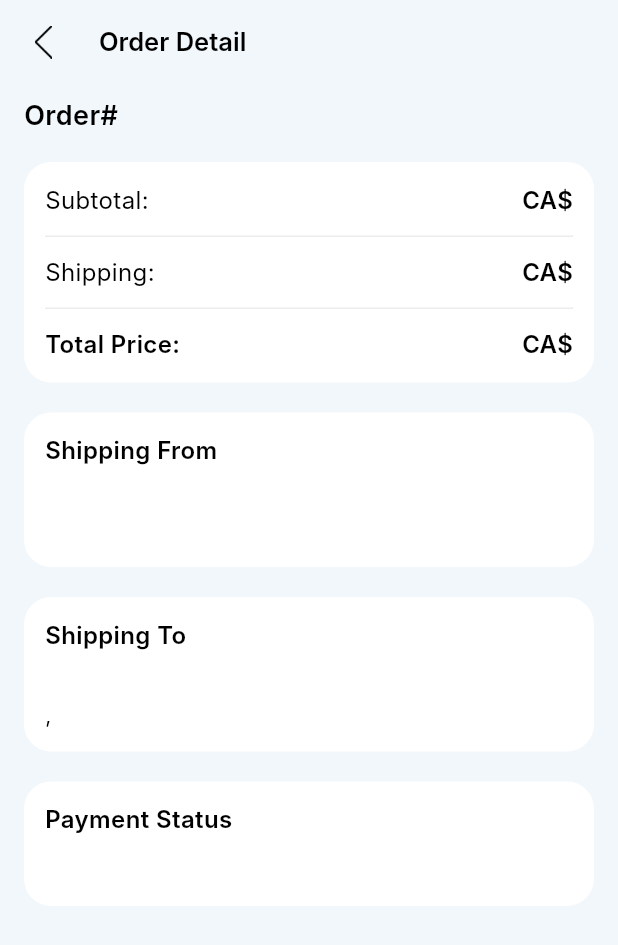
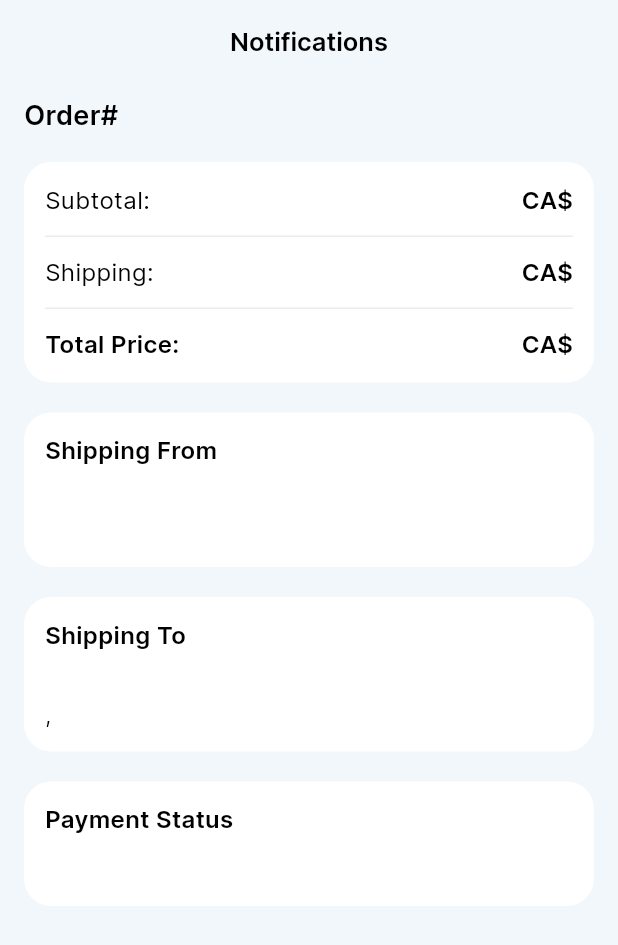
Before and after one commit to jaycoronation/chicken_delight, a Flutter app: the OrderDetailScreen screen opened directly, on a phone screen of 412 x 824 dp. Shown: the top 945 px of the screen. Run offline on Flutter 3.47's test engine with Material 3 defaults, Android fonts, the phone set to English and light mode, and no system bars; our stand-ins replace connectivity_plus, device_info_plus, fluttertoast, gap, permission_handler, photo_view and 2 more; missing offline and left inert: datetime_setting, ntp, pretty_http_logger; accounts and stored records are empty; statements that could not run were skipped.

Commit message:
pratiksha 04-06-2024

```diff
--- a/lib/screens/OrderDetailScreen.dart
+++ b/lib/screens/OrderDetailScreen.dart
@@ -52,22 +52,20 @@ class _OrderDetailScreenState extends BaseState<OrderDetailScreen> {
     return WillPopScope(
         child: Scaffold(
           backgroundColor: chicken_bg,
-          appBar: AppBar(
-            backgroundColor: chicken_bg,
+          appBar:AppBar(
+            toolbarHeight: kToolbarHeight,
             automaticallyImplyLeading: false,
-            centerTitle: false,
+            title: getTitle("Notifications"),
             leading: GestureDetector(
                 behavior: HitTestBehavior.opaque,
                 onTap: () {
-                  Navigator.pop(context);
+                  Navigator.pop(context,null);
                 },
-                child: getBackArrow()
+                // child:getBackArrowBlack()
             ),
-            titleSpacing: 10,
-            title: getTitle(
-             "Order Detail",
-            ),
+            centerTitle: true,
             elevation: 0,
+            backgroundColor: chicken_bg,
           ),
           body: Padding(
             padding: const EdgeInsets.only(left: 16.0, right: 16),
@@ -645,7 +643,9 @@ class _OrderDetailScreenState extends BaseState<OrderDetailScreen> {
                         textInputAction: TextInputAction.next,
                         textCapitalization: TextCapitalization.words,
                         cursorColor: black,
-                        maxLines: 4,
+                        // maxLines: 4,
+                        maxLength: 10, //Any specific length
+                        maxLines: 2,
                         controller: remarksController,
                         style: TextStyle(
                           fontWeight: FontWeight.w500,
@@ -799,7 +799,8 @@ class _OrderDetailScreenState extends BaseState<OrderDetailScreen> {
                         textInputAction: TextInputAction.next,
                         textCapitalization: TextCapitalization.words,
                         cursorColor: black,
-                        maxLines: 4,
+                        maxLength: 10, //Any specific length
+                        maxLines: 2,
                         controller: cancelRemarksController,
                         style: TextStyle(
                           fontWeight: FontWeight.w500,
```
Also changed, not shown: pubspec.yaml (+13 -0 lines), fonts/inter/Inter-Black.ttf (added), fonts/inter/Inter-Bold.ttf (added), fonts/inter/Inter-ExtraBold.ttf (added), fonts/inter/Inter-ExtraLight.ttf (added), fonts/inter/Inter-Light.ttf (added), fonts/inter/Inter-Medium.ttf (added), fonts/inter/Inter-Regular.ttf (added), fonts/inter/Inter-SemiBold.ttf (added), fonts/inter/Inter-Thin.ttf (added).
